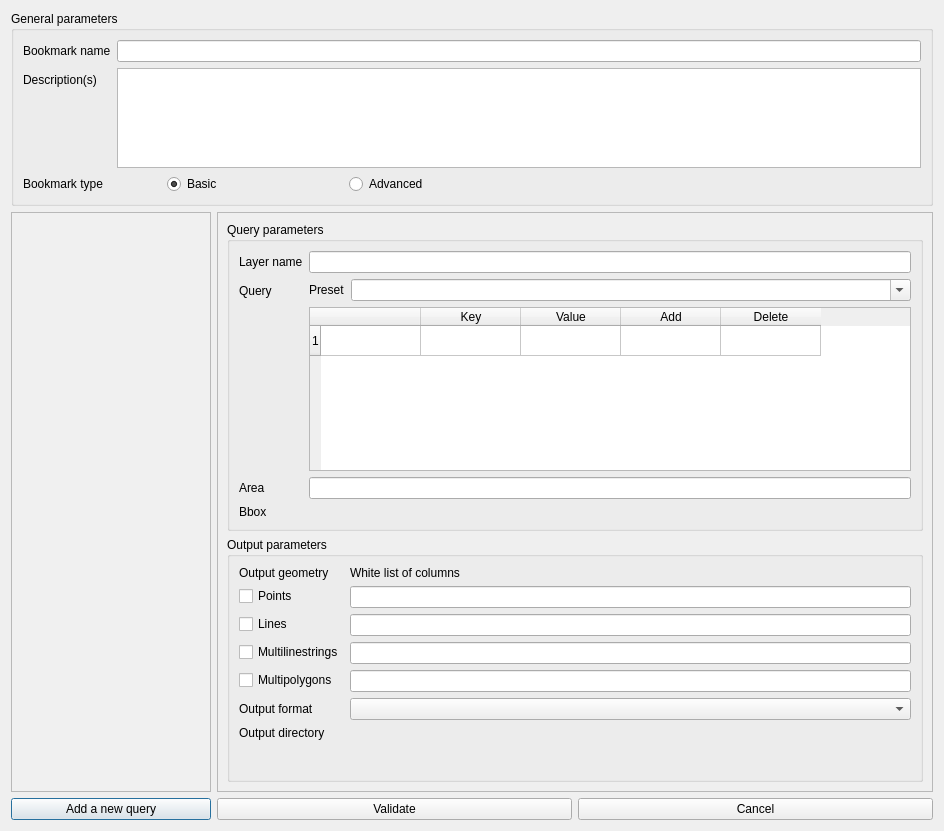
The window that QuickOSM/resources/ui/edit_bookmark.ui (3liz/QuickOSM) describes before a commit, drawn with Qt 5.
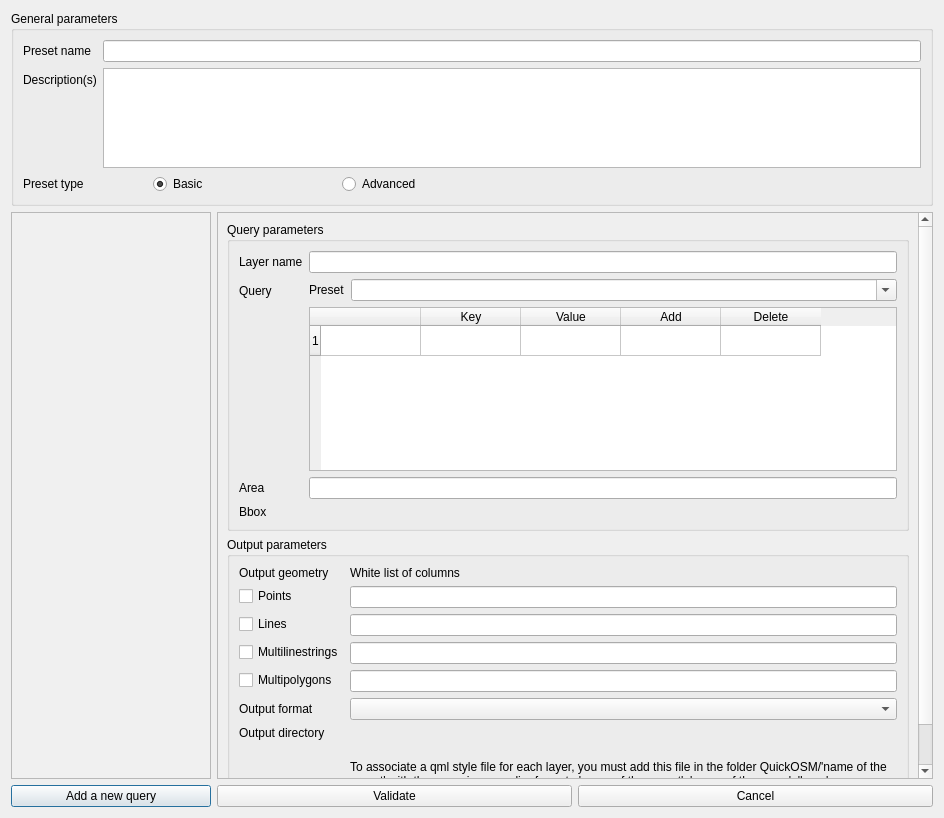
The same window after the commit. Custom widgets are drawn as their Qt base class.

Commit message: Final backend version of map preset

Diff of the .ui file:
```diff
--- a/QuickOSM/resources/ui/edit_bookmark.ui
+++ b/QuickOSM/resources/ui/edit_bookmark.ui
@@ -10,7 +10,7 @@
     <x>0</x>
     <y>0</y>
     <width>944</width>
-    <height>831</height>
+    <height>818</height>
    </rect>
   </property>
   <property name="windowTitle">
@@ -38,7 +38,7 @@
          <string>Set the name of the bookmark. Must be unique.</string>
         </property>
         <property name="text">
-         <string>Bookmark name</string>
+         <string>Preset name</string>
         </property>
        </widget>
       </item>
@@ -81,7 +81,7 @@
       <item row="4" column="0">
        <widget class="QLabel" name="label_5">
         <property name="text">
-         <string>Bookmark type</string>
+         <string>Preset type</string>
         </property>
        </widget>
       </item>
@@ -202,8 +202,8 @@
            <rect>
             <x>0</x>
             <y>0</y>
-            <width>712</width>
-            <height>566</height>
+            <width>695</width>
+            <height>598</height>
            </rect>
           </property>
           <layout class="QVBoxLayout" name="verticalLayout_2">
@@ -497,6 +497,22 @@
               <item row="6" column="1">
                <widget class="QgsFileWidget" name="output_directory" native="true"/>
               </item>
+              <item row="7" column="1">
+               <widget class="QLabel" name="label_9">
+                <property name="sizePolicy">
+                 <sizepolicy hsizetype="Preferred" vsizetype="Fixed">
+                  <horstretch>0</horstretch>
+                  <verstretch>0</verstretch>
+                 </sizepolicy>
+                </property>
+                <property name="text">
+                 <string>To associate a qml style file for each layer, you must add this file in the folder QuickOSM/'name of the preset' with the name in a peculiar format : 'name of the preset'_'name of the query'_'layer'.</string>
+                </property>
+                <property name="wordWrap">
+                 <bool>true</bool>
+                </property>
+               </widget>
+              </item>
              </layout>
             </widget>
            </item>
```
Left out of the diff: 5 changed lines with no effect on the pictures. The commit also changes 11 other files.
